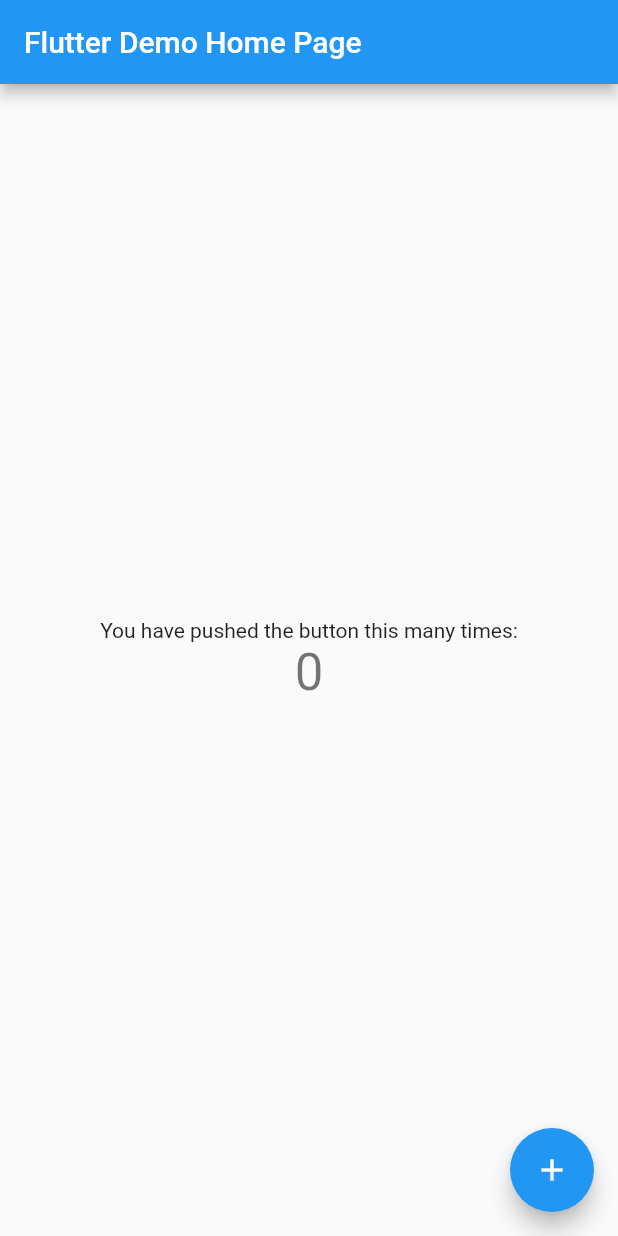
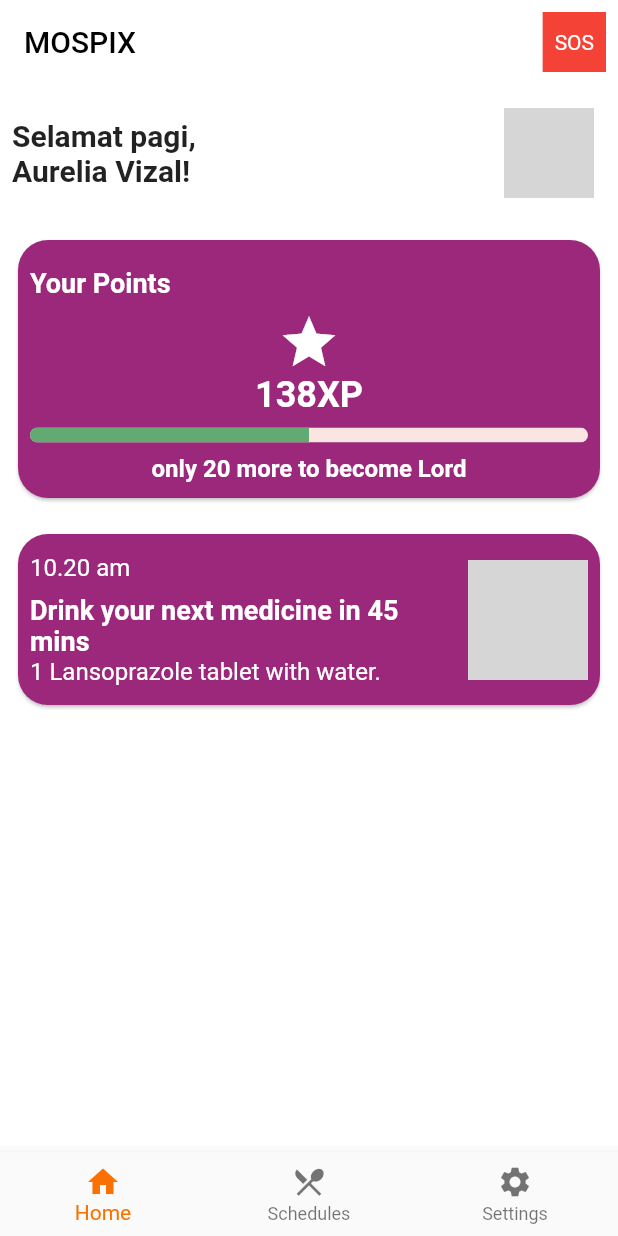
Before and after one commit to taufan-mft/mospix, a Flutter app: the screen it shows after launch, on a phone screen of 412 x 824 dp. Run offline on Flutter 3.47's test engine with Material 2 defaults, Android fonts, the phone set to English and light mode, and no system bars; network calls fail; grey boxes are pictures that could not be loaded.

Commit message:
feat: homescreen done

```diff
--- a/lib/main.dart
+++ b/lib/main.dart
@@ -1,4 +1,5 @@
 import 'package:flutter/material.dart';
+import 'package:mospix/routes/home/index.dart';
 
 void main() {
   runApp(const MyApp());
@@ -24,7 +25,7 @@ class MyApp extends StatelessWidget {
         // is not restarted.
         primarySwatch: Colors.blue,
       ),
-      home: const MyHomePage(title: 'Flutter Demo Home Page'),
+      home: const Home(),
     );
   }
 }
@@ -69,47 +70,6 @@ class _MyHomePageState extends State<MyHomePage> {
     // The Flutter framework has been optimized to make rerunning build methods
     // fast, so that you can just rebuild anything that needs updating rather
     // than having to individually change instances of widgets.
-    return Scaffold(
-      appBar: AppBar(
-        // Here we take the value from the MyHomePage object that was created by
-        // the App.build method, and use it to set our appbar title.
-        title: Text(widget.title),
-      ),
-      body: Center(
-        // Center is a layout widget. It takes a single child and positions it
-        // in the middle of the parent.
-        child: Column(
-          // Column is also a layout widget. It takes a list of children and
-          // arranges them vertically. By default, it sizes itself to fit its
-          // children horizontally, and tries to be as tall as its parent.
-          //
-          // Invoke "debug painting" (press "p" in the console, choose the
-          // "Toggle Debug Paint" action from the Flutter Inspector in Android
-          // Studio, or the "Toggle Debug Paint" command in Visual Studio Code)
-          // to see the wireframe for each widget.
-          //
-          // Column has various properties to control how it sizes itself and
-          // how it positions its children. Here we use mainAxisAlignment to
-          // center the children vertically; the main axis here is the vertical
-          // axis because Columns are vertical (the cross axis would be
-          // horizontal).
-          mainAxisAlignment: MainAxisAlignment.center,
-          children: <Widget>[
-            const Text(
-              'You have pushed the button this many times:',
-            ),
-            Text(
-              '$_counter',
-              style: Theme.of(context).textTheme.headline4,
-            ),
-          ],
-        ),
-      ),
-      floatingActionButton: FloatingActionButton(
-        onPressed: _incrementCounter,
-        tooltip: 'Increment',
-        child: const Icon(Icons.add),
-      ), // This trailing comma makes auto-formatting nicer for build methods.
-    );
+    return const Home();
   }
 }
--- /dev/null
+++ b/lib/routes/home/components/index.dart
@@ -0,0 +1,49 @@
+import 'package:flutter/material.dart';
+import 'package:mospix/routes/home/components/name_header/index.dart';
+import 'package:mospix/routes/home/components/next_card/index.dart';
+import 'package:mospix/routes/home/components/points_card/index.dart';
+
+class HomeView extends StatefulWidget {
+  const HomeView({Key? key}) : super(key: key);
+
+  @override
+  _HomeViewState createState() => _HomeViewState();
+}
+
+class _HomeViewState extends State<HomeView> {
+  @override
+  Widget build(BuildContext context) {
+    return Scaffold(
+        backgroundColor: Colors.white,
+        appBar: AppBar(
+          title: const Text(
+            'MOSPIX',
+            style: TextStyle(color: Colors.black),
+          ),
+          actions: [
+            Padding(
+              padding: const EdgeInsets.all(8.0),
+              child: Container(
+                color: Colors.red,
+                child: const Center(
+                  child: Padding(
+                    padding: EdgeInsets.all(8.0),
+                    child: Text('SOS', style: TextStyle(color: Colors.white),),
+                  ),
+                ),
+              ),
+            )
+          ],
+          elevation: 0,
+          backgroundColor: Colors.white,
+        ),
+        body: SingleChildScrollView(
+            child: Column(
+              children: const [
+                NameHeader(),
+                PointsCard(),
+                NextCard(),
+              ],
+            )));
+  }
+}
--- /dev/null
+++ b/lib/routes/home/components/name_header/index.dart
@@ -0,0 +1,30 @@
+import 'package:flutter/material.dart';
+
+class NameHeader extends StatelessWidget {
+  const NameHeader({Key? key}) : super(key: key);
+
+  @override
+  Widget build(BuildContext context) {
+    return Padding(
+      padding: EdgeInsets.all(8),
+      child: Row(
+        children: [
+          const Text(
+            'Selamat pagi,\nAurelia Vizal!',
+            style: TextStyle(fontWeight: FontWeight.bold, fontSize: 20),
+          ),
+          Expanded(child: Container(),),
+          Padding(
+              padding: const EdgeInsets.all(8),
+              child: CircleAvatar(
+                  radius: 30,
+                  child: ClipRRect(
+                    borderRadius: BorderRadius.circular(50),
+                    child: Image.network('https://images.unsplash.com/photo-1636754151798-d504b6903147?ixid=MnwxMjA3fDB8MHxwaG90by1wYWdlfHx8fGVufDB8fHx8&ixlib=rb-1.2.1&auto=format&fit=crop&w=687&q=80',
+                        width: 60, height: 60, fit: BoxFit.cover),
+                  )))
+        ],
+      ),
+    );
+  }
+}
--- /dev/null
+++ b/lib/routes/home/components/next_card/index.dart
@@ -0,0 +1,60 @@
+import 'package:flutter/material.dart';
+
+class NextCard extends StatelessWidget {
+  const NextCard({Key? key}) : super(key: key);
+
+  @override
+  Widget build(BuildContext context) {
+    return Padding(
+        padding: const EdgeInsets.all(8),
+        child: Card(
+          color: const Color(0xFF9B287B),
+          shape: RoundedRectangleBorder(
+            borderRadius: BorderRadius.circular(20.0),
+          ),
+          child: Row(
+            children: [
+              Expanded(child:
+              Column(
+                crossAxisAlignment: CrossAxisAlignment.start,
+                children: [
+                  const SizedBox(
+                    height: 5,
+                  ),
+                  Padding(
+                    padding: const EdgeInsets.all(8.0),
+                    child: Row(
+                      children: const [
+                        Text(
+                          '10.20 am',
+                          style: TextStyle(color: Colors.white, fontSize: 16),
+                        ),
+                      ],
+                    ),
+                  ),
+                  const Padding(
+                    padding: EdgeInsets.only(left: 8, right: 8),
+                    child: Text(
+                      'Drink your next medicine in 45 mins',
+                      style: TextStyle(fontWeight: FontWeight.bold, fontSize: 18, color: Colors.white),
+                    ),
+                  ),
+                  const Padding(
+                    padding: EdgeInsets.only(left: 8, right: 8, bottom: 8),
+                    child: Text(
+                      '1 Lansoprazole tablet with water.',
+                      style: TextStyle(fontSize: 16, color: Colors.white),
+                    ),
+                  ),
+                  const SizedBox(height: 5,)
+                ],
+              )),
+              Padding(
+                padding: const EdgeInsets.all(8.0),
+                child: Image.asset('assets/img/bear.png', height: 80,),
+              )
+            ],
+          ),
+        ));
+  }
+}
--- /dev/null
+++ b/lib/routes/home/components/points_card/index.dart
@@ -0,0 +1,59 @@
+import 'package:flutter/material.dart';
+
+class PointsCard extends StatelessWidget {
+  const PointsCard({Key? key}) : super(key: key);
+
+  @override
+  Widget build(BuildContext context) {
+    return Padding(
+        padding: const EdgeInsets.all(8),
+        child: Card(
+          color: const Color(0xFF9B287B),
+          shape: RoundedRectangleBorder(
+            borderRadius: BorderRadius.circular(20.0),
+          ),
+          child: Column(
+            children: [
+              const SizedBox(height: 10,),
+              Padding(
+                padding: const EdgeInsets.all(8.0),
+                child: Row(
+                  children: const [
+                    Text(
+                      'Your Points',
+                      style:
+                          TextStyle(color: Colors.white, fontSize: 18, fontWeight: FontWeight.bold),
+                    ),
+                  ],
+                ),
+              ),
+              const Icon(
+                Icons.star,
+                size: 42,
+                color: Colors.white,
+              ),
+              const Text(
+                '138XP',
+                style: TextStyle(fontWeight: FontWeight.bold, fontSize: 24, color: Colors.white),
+              ),
+              const Padding(
+                padding: EdgeInsets.all(8.0),
+                child: ClipRRect(
+                  borderRadius: BorderRadius.all(Radius.circular(10)),
+                  child: LinearProgressIndicator(
+                    value: 0.5,
+                    semanticsLabel: 'Linear progress indicator',
+                    backgroundColor: Color(0xFFFAE5E3),
+                    minHeight: 10,
+                    color: Color(0xFF62AA72),
+                  ),
+                ),
+              ),
+              const Text('only 20 more to become Lord',
+                  style: TextStyle(fontSize: 16, fontWeight: FontWeight.bold, color: Colors.white)),
+              const SizedBox(height: 10,)
+            ],
+          ),
+        ));
+  }
+}
--- /dev/null
+++ b/lib/routes/home/index.dart
@@ -0,0 +1,53 @@
+import 'package:flutter/material.dart';
+import 'package:mospix/routes/schedules/index.dart';
+
+import 'components/index.dart';
+
+class Home extends StatefulWidget {
+  const Home({Key? key}) : super(key: key);
+
+  @override
+  _HomeState createState() => _HomeState();
+}
+
+class _HomeState extends State<Home> {
+  int _currentIndex = 0;
+  final List<Widget> _widgetOptions = <Widget>[
+    const HomeView(),
+    const SchedulesView(),
+  ];
+
+  void onTabTapped(int index) {
+    setState(() {
+      _currentIndex = index;
+    });
+  }
+
+
+  @override
+  Widget build(BuildContext context) {
+    return Scaffold(
+
+      body: Center(
+        child: _widgetOptions.elementAt(_currentIndex),
+      ),
+      bottomNavigationBar: BottomNavigationBar(
+        // currentIndex: 0, // this will be set when a new tab is tapped
+        onTap: onTabTapped, // new
+        currentIndex: _currentIndex,
+        items: const [
+          BottomNavigationBarItem(
+            icon: Icon(Icons.home),
+            label: 'Home',
+          ),
+          BottomNavigationBarItem(
+            icon: Icon(Icons.local_dining),
+            label: 'Schedules',
+          ),
+          BottomNavigationBarItem(icon: Icon(Icons.settings), label: 'Settings')
+        ],
+        selectedItemColor: const Color(0xFFFA7100),
+      ),
+    );
+  }
+}
--- /dev/null
+++ b/lib/routes/schedules/components/card_item/index.dart
@@ -0,0 +1,12 @@
+
+
+import 'package:flutter/material.dart';
+
+class CardItem extends StatelessWidget {
+  const CardItem({Key? key}) : super(key: key);
+
+  @override
+  Widget build(BuildContext context) {
+    return Container();
+  }
+}
--- /dev/null
+++ b/lib/routes/schedules/index.dart
@@ -0,0 +1,42 @@
+import 'package:flutter/material.dart';
+
+class SchedulesView extends StatefulWidget {
+  const SchedulesView({Key? key}) : super(key: key);
+
+  @override
+  _SchedulesViewState createState() => _SchedulesViewState();
+}
+
+class _SchedulesViewState extends State<SchedulesView> {
+  @override
+  Widget build(BuildContext context) {
+    return Scaffold(
+        backgroundColor: Colors.white,
+        appBar: AppBar(
+          title: const Text(
+            'Schedules',
+            style: TextStyle(color: Colors.black),
+          ),
+          actions: [
+            Padding(
+              padding: const EdgeInsets.all(8.0),
+              child: Container(
+                color: Colors.red,
+                child: const Center(
+                  child: Padding(
+                    padding: EdgeInsets.all(8.0),
+                    child: Text(
+                      'SOS',
+                      style: TextStyle(color: Colors.white),
+                    ),
+                  ),
+                ),
+              ),
+            )
+          ],
+          elevation: 0,
+          backgroundColor: Colors.white,
+        ),
+        body: Container());
+  }
+}
--- a/pubspec.yaml
+++ b/pubspec.yaml
@@ -61,6 +61,8 @@ flutter:
   # assets:
   #   - images/a_dot_burr.jpeg
   #   - images/a_dot_ham.jpeg
+  assets:
+    - assets/img/
 
   # An image asset can refer to one or more resolution-specific "variants", see
   # https://flutter.dev/assets-and-images/#resolution-aware.
```
